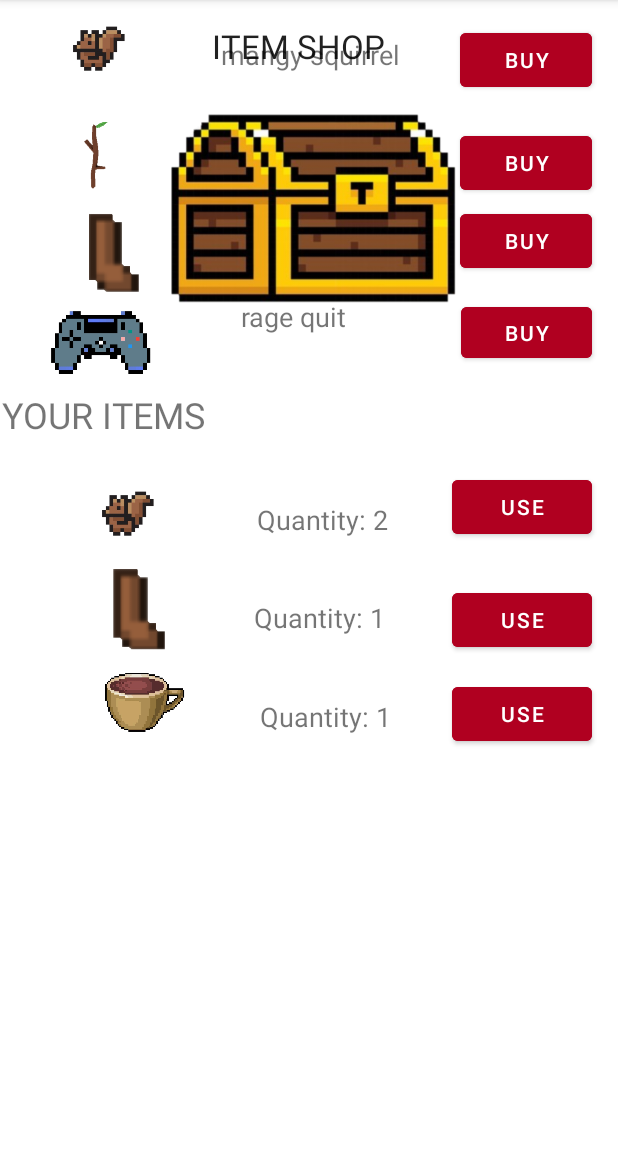
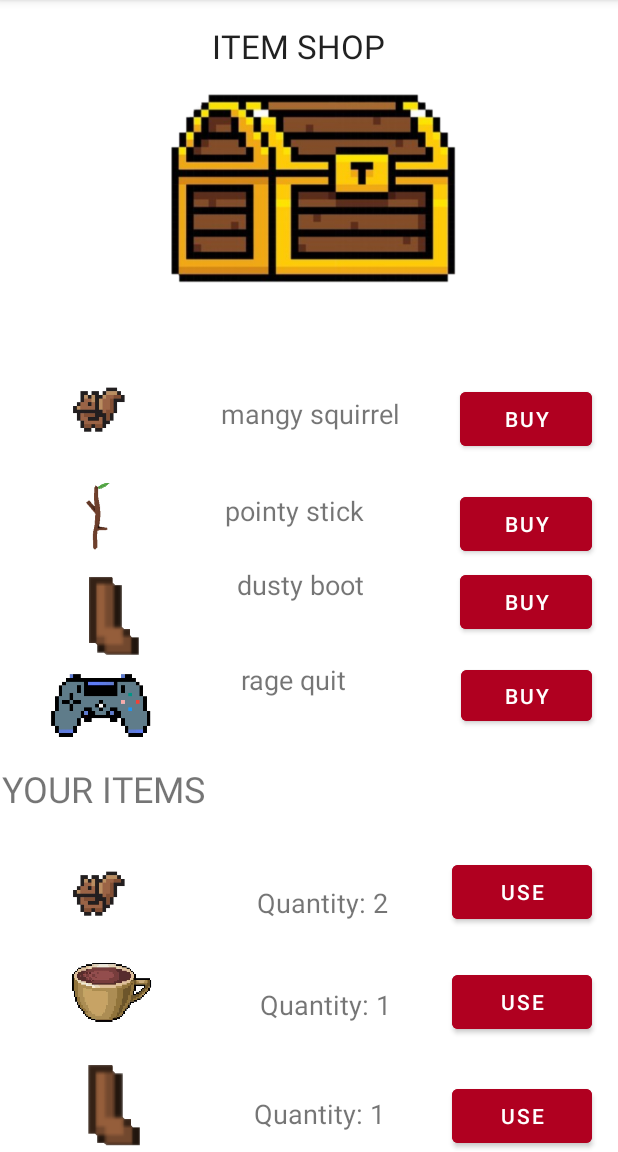
Before and after one commit to gaddi22/MonsterRun, an Android app: the InventoryActivity screen opened directly, with no data from a screen before it, on a phone screen of 412 x 824 dp, the part 84-1236 px from its top. Run offline under Robolectric (Android 15) with nearby library versions, the phone set to English and light mode, and no system bars.

Commit message:
Inventory UI stuffs

```diff
--- a/app/src/main/res/layout/activity_inventory.xml
+++ b/app/src/main/res/layout/activity_inventory.xml
@@ -5,6 +5,22 @@
     android:layout_width="match_parent"
     android:layout_height="match_parent"
     tools:context=".InventoryActivity">
+
+    <ScrollView
+        android:layout_width="match_parent"
+        android:layout_height="match_parent"
+        app:layout_constraintBottom_toBottomOf="parent"
+        app:layout_constraintEnd_toEndOf="parent"
+        app:layout_constraintStart_toStartOf="parent"
+        app:layout_constraintTop_toTopOf="parent" />
+
+    <androidx.constraintlayout.widget.ConstraintLayout
+        android:layout_width="match_parent"
+        android:layout_height="wrap_content"
+        app:layout_constraintBottom_toBottomOf="parent"
+        app:layout_constraintEnd_toEndOf="parent"
+        app:layout_constraintStart_toStartOf="parent"
+        app:layout_constraintTop_toTopOf="parent">
 
         <TextView
             android:id="@+id/textView1se"
@@ -25,9 +41,10 @@
             android:layout_marginStart="1dp"
             android:layout_marginEnd="1dp"
             android:orientation="vertical"
+            app:layout_constraintBottom_toBottomOf="parent"
             app:layout_constraintEnd_toEndOf="parent"
             app:layout_constraintStart_toStartOf="parent"
-        tools:layout_editor_absoluteY="194dp">
+            app:layout_constraintTop_toBottomOf="@+id/imageView18">
 
             <androidx.constraintlayout.widget.ConstraintLayout
                 android:layout_width="match_parent"
@@ -60,11 +77,13 @@
                     android:id="@+id/imageView16"
                     android:layout_width="132dp"
                     android:layout_height="71dp"
+                    android:layout_marginTop="1dp"
+                    app:layout_constraintBottom_toBottomOf="parent"
                     app:layout_constraintEnd_toStartOf="@+id/textView"
                     app:layout_constraintHorizontal_bias="0.0"
                     app:layout_constraintStart_toStartOf="parent"
-                app:srcCompat="@drawable/transparent_squirrel"
-                tools:layout_editor_absoluteY="1dp" />
+                    app:layout_constraintTop_toTopOf="parent"
+                    app:srcCompat="@drawable/transparent_squirrel" />
 
             </androidx.constraintlayout.widget.ConstraintLayout>
 
@@ -99,9 +118,11 @@
                     android:layout_width="131dp"
                     android:layout_height="65dp"
                     android:layout_marginEnd="20dp"
+                    app:layout_constraintBottom_toBottomOf="parent"
                     app:layout_constraintEnd_toStartOf="@+id/textView5"
-                app:srcCompat="@drawable/good_stick"
-                tools:layout_editor_absoluteY="-1dp" />
+                    app:layout_constraintStart_toStartOf="parent"
+                    app:layout_constraintTop_toTopOf="parent"
+                    app:srcCompat="@drawable/good_stick" />
 
             </androidx.constraintlayout.widget.ConstraintLayout>
 
@@ -133,11 +154,13 @@
                     android:id="@+id/imageView23"
                     android:layout_width="135dp"
                     android:layout_height="62dp"
+                    android:layout_marginTop="1dp"
+                    app:layout_constraintBottom_toBottomOf="parent"
                     app:layout_constraintEnd_toStartOf="@+id/textView7"
                     app:layout_constraintHorizontal_bias="0.0"
                     app:layout_constraintStart_toStartOf="parent"
-                app:srcCompat="@drawable/extragoodboot"
-                tools:layout_editor_absoluteY="1dp" />
+                    app:layout_constraintTop_toTopOf="parent"
+                    app:srcCompat="@drawable/extragoodboot" />
 
             </androidx.constraintlayout.widget.ConstraintLayout>
 
@@ -169,20 +192,14 @@
                     android:id="@+id/imageView15"
                     android:layout_width="134dp"
                     android:layout_height="61dp"
+                    app:layout_constraintBottom_toBottomOf="parent"
                     app:layout_constraintEnd_toStartOf="@+id/textView12"
                     app:layout_constraintHorizontal_bias="0.0"
                     app:layout_constraintStart_toStartOf="parent"
-                app:srcCompat="@drawable/controllerrrrr"
-                tools:layout_editor_absoluteY="-2dp" />
+                    app:layout_constraintTop_toTopOf="parent"
+                    app:srcCompat="@drawable/controllerrrrr" />
 
             </androidx.constraintlayout.widget.ConstraintLayout>
-
-        <TextView
-            android:id="@+id/textView5se"
-            android:layout_width="match_parent"
-            android:layout_height="50dp"
-            android:text="@string/textViewYouritems"
-            android:textSize="24sp" />
 
             <LinearLayout
                 android:layout_width="match_parent"
@@ -193,19 +210,37 @@
                     android:layout_width="match_parent"
                     android:layout_height="63dp">
 
+                    <TextView
+                        android:id="@+id/textView5se"
+                        android:layout_width="match_parent"
+                        android:layout_height="50dp"
+                        android:layout_marginTop="7dp"
+                        android:layout_marginBottom="6dp"
+                        android:text="@string/textViewYouritems"
+                        android:textSize="24sp"
+                        app:layout_constraintBottom_toBottomOf="parent"
+                        app:layout_constraintEnd_toEndOf="parent"
+                        app:layout_constraintStart_toStartOf="parent"
+                        app:layout_constraintTop_toTopOf="parent" />
+                </androidx.constraintlayout.widget.ConstraintLayout>
+
                 <androidx.constraintlayout.widget.ConstraintLayout
                     android:layout_width="match_parent"
-                    android:layout_height="wrap_content"
-                    app:layout_constraintEnd_toEndOf="parent"
-                    app:layout_constraintStart_toStartOf="parent"
-                    app:layout_constraintTop_toTopOf="parent">
+                    android:layout_height="66dp">
+
+                    <androidx.constraintlayout.widget.ConstraintLayout
+                        android:layout_width="match_parent"
+                        android:layout_height="wrap_content">
 
                         <ImageView
                             android:id="@+id/imageView13"
                             android:layout_width="132dp"
                             android:layout_height="71dp"
+                            app:layout_constraintBottom_toBottomOf="parent"
                             app:layout_constraintEnd_toStartOf="@+id/textView17"
+                            app:layout_constraintHorizontal_bias="0.0"
                             app:layout_constraintStart_toStartOf="parent"
+                            app:layout_constraintTop_toTopOf="parent"
                             app:srcCompat="@drawable/transparent_squirrel" />
 
                         <Button
@@ -233,57 +268,6 @@
                             app:layout_constraintTop_toTopOf="parent" />
 
                     </androidx.constraintlayout.widget.ConstraintLayout>
-
-            </androidx.constraintlayout.widget.ConstraintLayout>
-
-            <androidx.constraintlayout.widget.ConstraintLayout
-                android:layout_width="match_parent"
-                android:layout_height="66dp">
-
-                <androidx.constraintlayout.widget.ConstraintLayout
-                    android:layout_width="match_parent"
-                    android:layout_height="wrap_content"
-                    app:layout_constraintEnd_toEndOf="parent"
-                    app:layout_constraintStart_toStartOf="parent"
-                    app:layout_constraintTop_toTopOf="parent">
-
-                    <ImageView
-                        android:id="@+id/imageView14"
-                        android:layout_width="134dp"
-                        android:layout_height="64dp"
-                        app:layout_constraintEnd_toStartOf="@+id/textView15"
-                        app:layout_constraintStart_toStartOf="parent"
-                        app:srcCompat="@drawable/extragoodboot" />
-
-                    <Button
-                        android:id="@+id/button8"
-                        android:layout_width="93dp"
-                        android:layout_height="48dp"
-                        android:layout_marginTop="16dp"
-                        android:layout_marginEnd="16dp"
-                        android:layout_marginBottom="2dp"
-                        android:backgroundTint="@color/design_default_color_error"
-                        android:text="@string/buttonUsePlaceholder2"
-                        app:layout_constraintBottom_toBottomOf="parent"
-                        app:layout_constraintEnd_toEndOf="parent"
-                        app:layout_constraintTop_toTopOf="parent" />
-
-                    <TextView
-                        android:id="@+id/textView15"
-                        android:layout_width="116dp"
-                        android:layout_height="24dp"
-                        android:layout_marginTop="26dp"
-                        android:layout_marginEnd="16dp"
-                        android:layout_marginBottom="16dp"
-                        android:text="@string/textViewQuantityPlaceholder2"
-                        android:textSize="18sp"
-                        app:layout_constraintBottom_toBottomOf="parent"
-                        app:layout_constraintEnd_toStartOf="@+id/button8"
-                        app:layout_constraintTop_toTopOf="parent"
-                        app:layout_constraintVertical_bias="0.0" />
-
-                </androidx.constraintlayout.widget.ConstraintLayout>
-
                 </androidx.constraintlayout.widget.ConstraintLayout>
 
                 <androidx.constraintlayout.widget.ConstraintLayout
@@ -320,24 +304,81 @@
                         android:id="@+id/imageView25"
                         android:layout_width="128dp"
                         android:layout_height="71dp"
+                        android:layout_marginTop="1dp"
+                        app:layout_constraintBottom_toBottomOf="parent"
                         app:layout_constraintEnd_toStartOf="@+id/textView16"
+                        app:layout_constraintHorizontal_bias="0.0"
                         app:layout_constraintStart_toStartOf="parent"
+                        app:layout_constraintTop_toTopOf="parent"
                         app:srcCompat="@drawable/speedyjuice" />
+
+                </androidx.constraintlayout.widget.ConstraintLayout>
+
+                <androidx.constraintlayout.widget.ConstraintLayout
+                    android:layout_width="match_parent"
+                    android:layout_height="wrap_content">
+
+                    <ImageView
+                        android:id="@+id/imageView14"
+                        android:layout_width="134dp"
+                        android:layout_height="64dp"
+                        android:layout_marginBottom="2dp"
+                        app:layout_constraintBottom_toBottomOf="parent"
+                        app:layout_constraintEnd_toStartOf="@+id/textView15"
+                        app:layout_constraintHorizontal_bias="0.029"
+                        app:layout_constraintStart_toStartOf="parent"
+                        app:layout_constraintTop_toTopOf="parent"
+                        app:srcCompat="@drawable/extragoodboot" />
+
+                    <Button
+                        android:id="@+id/button8"
+                        android:layout_width="93dp"
+                        android:layout_height="48dp"
+                        android:layout_marginTop="16dp"
+                        android:layout_marginEnd="16dp"
+                        android:layout_marginBottom="2dp"
+                        android:backgroundTint="@color/design_default_color_error"
+                        android:text="@string/buttonUsePlaceholder2"
+                        app:layout_constraintBottom_toBottomOf="parent"
+                        app:layout_constraintEnd_toEndOf="parent"
+                        app:layout_constraintTop_toTopOf="parent" />
+
+                    <TextView
+                        android:id="@+id/textView15"
+                        android:layout_width="116dp"
+                        android:layout_height="24dp"
+                        android:layout_marginTop="26dp"
+                        android:layout_marginEnd="16dp"
+                        android:layout_marginBottom="16dp"
+                        android:text="@string/textViewQuantityPlaceholder2"
+                        android:textSize="18sp"
+                        app:layout_constraintBottom_toBottomOf="parent"
+                        app:layout_constraintEnd_toStartOf="@+id/button8"
+                        app:layout_constraintTop_toTopOf="parent"
+                        app:layout_constraintVertical_bias="0.0" />
 
                 </androidx.constraintlayout.widget.ConstraintLayout>
             </LinearLayout>
 
         </LinearLayout>
 
+        <LinearLayout
+            android:layout_width="match_parent"
+            android:layout_height="match_parent"
+            android:orientation="vertical"/>
+
         <ImageView
             android:id="@+id/imageView18"
             android:layout_width="280dp"
             android:layout_height="160dp"
             android:layout_marginTop="4dp"
+            android:layout_marginBottom="29dp"
+            app:layout_constraintBottom_toTopOf="@+id/linearLayout"
             app:layout_constraintEnd_toEndOf="parent"
             app:layout_constraintHorizontal_bias="0.44"
             app:layout_constraintStart_toStartOf="parent"
             app:layout_constraintTop_toBottomOf="@+id/textView1se"
             app:srcCompat="@drawable/chestahhhhhh" />
+    </androidx.constraintlayout.widget.ConstraintLayout>
 
 </androidx.constraintlayout.widget.ConstraintLayout>
```
Lines whose indentation alone changed are shown as unchanged.
